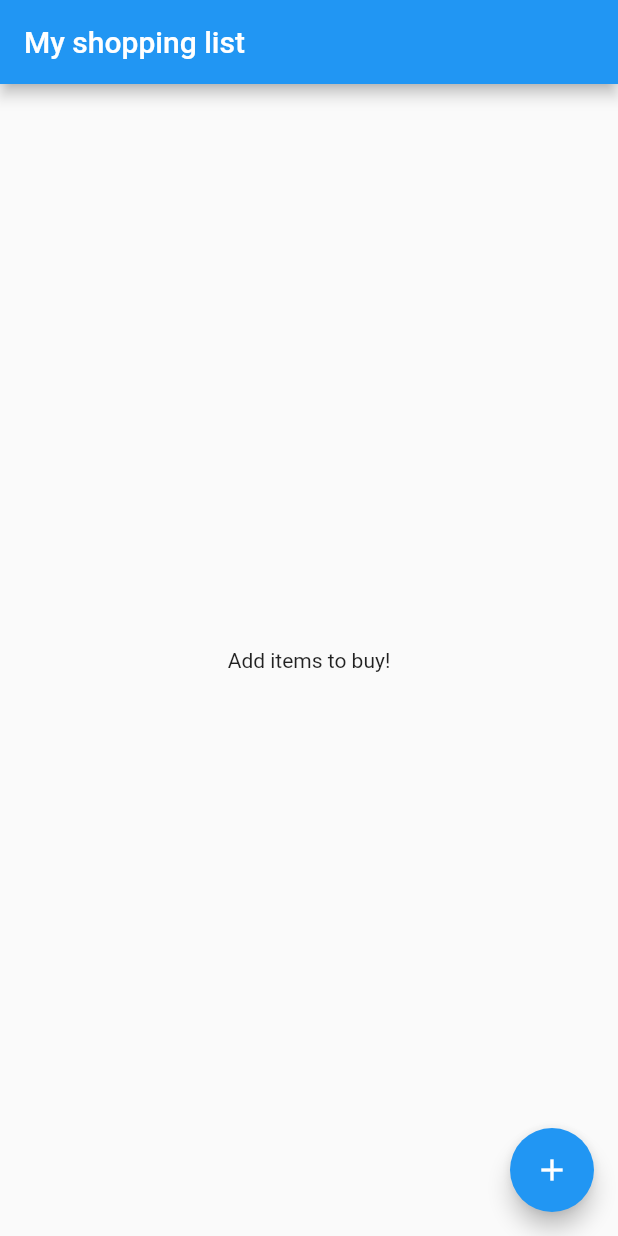
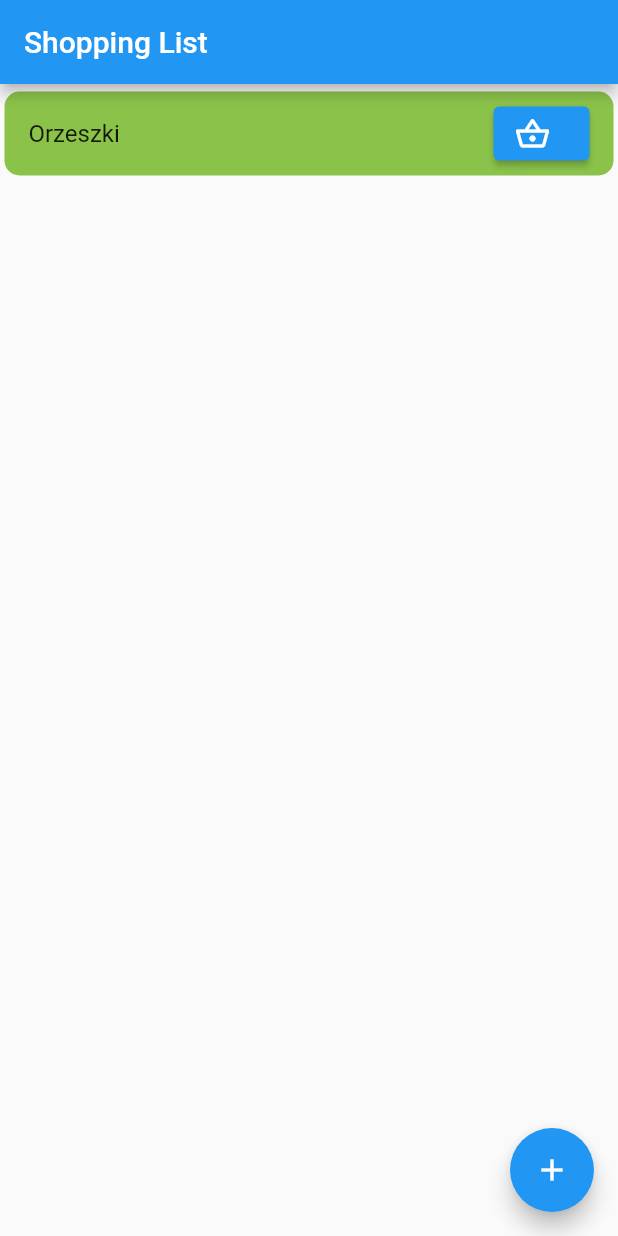
Before and after one commit to pwojnowski/shopping_list, a Flutter app: the screen it shows after launch, on a phone screen of 412 x 824 dp. Run offline on Flutter 3.47's test engine with Material 2 defaults, Android fonts, the phone set to English and light mode, and no system bars.

Commit message:
Display hardcoded list of products.

```diff
--- a/lib/main.dart
+++ b/lib/main.dart
@@ -14,7 +14,7 @@ class MyApp extends StatelessWidget {
       theme: ThemeData(
         primarySwatch: Colors.blue,
       ),
-      home: const MyHomePage(title: 'My shopping list'),
+      home: const MyHomePage(title: 'Shopping List'),
     );
   }
 }
@@ -28,7 +28,25 @@ class MyHomePage extends StatefulWidget {
   State<MyHomePage> createState() => _MyHomePageState();
 }
 
+class Product {
+  String name;
+  bool bought = false;
+  bool deleted = false;
+
+  Product(this.name);
+
+  void buy() {
+    bought = true;
+    print('Bought $name');
+  }
+
+  void delete() {
+    deleted = true;
+  }
+}
+
 class _MyHomePageState extends State<MyHomePage> {
+  final List<Product> _itemsToBuy = [Product("Orzeszki")];
 
   void _addItems() {
     print("Not implemented yet!");
@@ -41,12 +59,7 @@ class _MyHomePageState extends State<MyHomePage> {
         title: Text(widget.title),
       ),
       body: Center(
-        child: Column(
-          mainAxisAlignment: MainAxisAlignment.center,
-          children: const <Widget>[
-            Text('Add items to buy!'),
-          ],
-        ),
+        child: buildColumnContent(),
       ),
       floatingActionButton: FloatingActionButton(
         onPressed: _addItems,
@@ -55,4 +68,43 @@ class _MyHomePageState extends State<MyHomePage> {
       ),
     );
   }
+
+  Widget buildColumnContent() {
+    if (_itemsToBuy.isEmpty) {
+      return const Text('Add items to the list!');
+    }
+    return ListView(
+      padding: const EdgeInsets.symmetric(vertical: 5, horizontal: 3),
+      children: renderProducts(),
+    );
+  }
+
+  List<Widget> renderProducts() {
+    return _itemsToBuy.map((product) => renderProduct(product)).toList();
+  }
+
+  Widget renderProduct(Product product) {
+    return ListTile(
+      key: ValueKey(product.name),
+      title: Text(product.name),
+      shape: RoundedRectangleBorder(borderRadius: BorderRadius.circular(10)),
+      tileColor: Colors.lightGreen,
+      //leading: const Icon(Icons.circle, size: 10),
+      trailing: createProductButtons(product),
+    );
+  }
+
+  Widget createProductButtons(Product product) {
+    return SizedBox(
+      child: Row(
+        mainAxisSize: MainAxisSize.min,
+        children: [
+          ElevatedButton.icon(
+              onPressed: () => {product.buy()},
+              icon: const Icon(Icons.shopping_basket_outlined),
+              label: const Text(""))
+        ],
+      ),
+    );
+  }
 }
```
